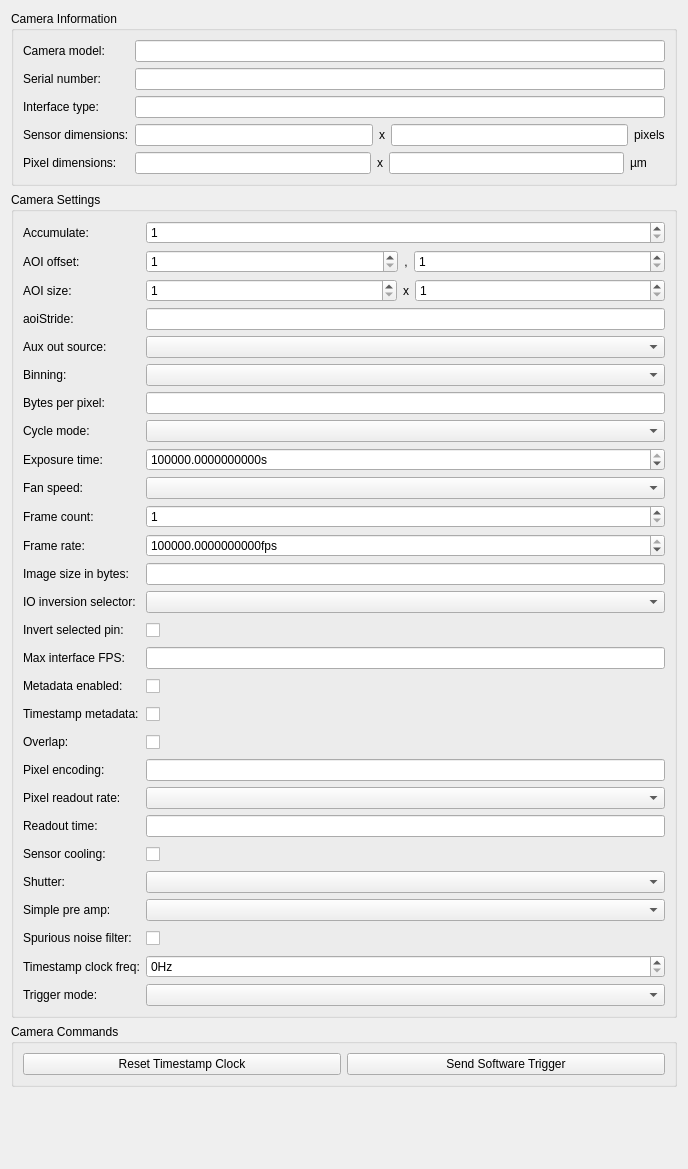
Before: the Qt Designer form acquisition/andor/direct_manip.ui in zachrahan/zplab, drawn with Qt 5.
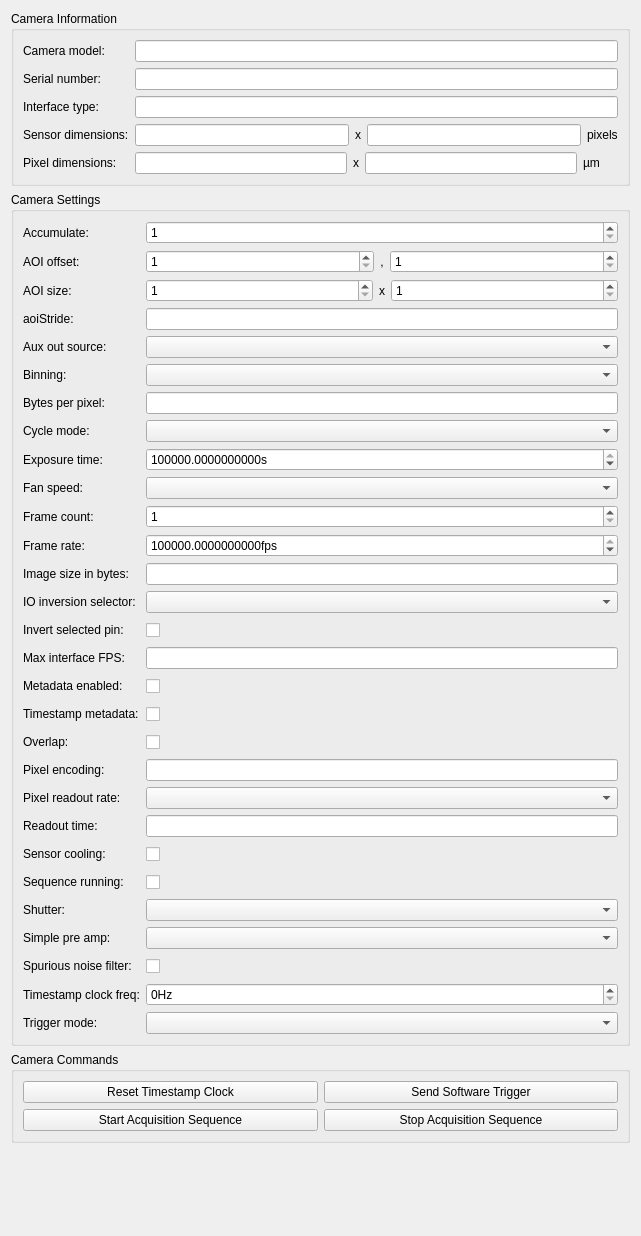
After: the same form once the commit is applied.

Commit message: Implement real time streaming. Add start/stop acquisition sequence buttons. Add root direct manip interface.

What changed in the file:
```diff
--- a/acquisition/andor/direct_manip.ui
+++ b/acquisition/andor/direct_manip.ui
@@ -6,8 +6,8 @@
    <rect>
     <x>0</x>
     <y>0</y>
-    <width>688</width>
-    <height>1169</height>
+    <width>641</width>
+    <height>1236</height>
    </rect>
   </property>
   <property name="windowTitle">
@@ -673,7 +673,7 @@
         </property>
        </widget>
       </item>
-      <item row="23" column="0">
+      <item row="24" column="0">
        <widget class="QLabel" name="shutterLabel">
         <property name="text">
          <string>Shutter:</string>
@@ -683,10 +683,10 @@
         </property>
        </widget>
       </item>
-      <item row="23" column="1">
+      <item row="24" column="1">
        <widget class="QComboBox" name="shutterCombo"/>
       </item>
-      <item row="24" column="0">
+      <item row="25" column="0">
        <widget class="QLabel" name="simplePreAmpLabel">
         <property name="text">
          <string>Simple pre amp:</string>
@@ -696,10 +696,10 @@
         </property>
        </widget>
       </item>
-      <item row="24" column="1">
+      <item row="25" column="1">
        <widget class="QComboBox" name="simplePreAmpCombo"/>
       </item>
-      <item row="25" column="0">
+      <item row="26" column="0">
        <widget class="QLabel" name="spuriousNoiseFilterLabel">
         <property name="text">
          <string>Spurious noise filter:</string>
@@ -709,7 +709,7 @@
         </property>
        </widget>
       </item>
-      <item row="25" column="1">
+      <item row="26" column="1">
        <widget class="QCheckBox" name="spuriousNoiseFilterCheckBox">
         <property name="minimumSize">
          <size>
@@ -722,7 +722,7 @@
         </property>
        </widget>
       </item>
-      <item row="26" column="0">
+      <item row="27" column="0">
        <widget class="QLabel" name="timestampClockFrequencyLabel">
         <property name="text">
          <string>Timestamp clock freq:</string>
@@ -732,7 +732,7 @@
         </property>
        </widget>
       </item>
-      <item row="26" column="1">
+      <item row="27" column="1">
        <widget class="QSpinBox" name="timestampClockFrequencySpinBox">
         <property name="suffix">
          <string>Hz</string>
@@ -742,7 +742,7 @@
         </property>
        </widget>
       </item>
-      <item row="27" column="0">
+      <item row="28" column="0">
        <widget class="QLabel" name="triggerModeLabel">
         <property name="text">
          <string>Trigger mode:</string>
@@ -752,7 +752,7 @@
         </property>
        </widget>
       </item>
-      <item row="27" column="1">
+      <item row="28" column="1">
        <widget class="QComboBox" name="triggerModeCombo"/>
       </item>
       <item row="20" column="0">
@@ -768,6 +768,29 @@
       <item row="20" column="1">
        <widget class="QComboBox" name="pixelReadoutRateCombo"/>
       </item>
+      <item row="23" column="0">
+       <widget class="QLabel" name="acquisitionSequenceInProgressLabel">
+        <property name="text">
+         <string>Sequence running:</string>
+        </property>
+       </widget>
+      </item>
+      <item row="23" column="1">
+       <widget class="QCheckBox" name="acquisitionSequenceInProgressCheckBox">
+        <property name="minimumSize">
+         <size>
+          <width>0</width>
+          <height>22</height>
+         </size>
+        </property>
+        <property name="text">
+         <string/>
+        </property>
+        <property name="checkable">
+         <bool>false</bool>
+        </property>
+       </widget>
+      </item>
      </layout>
     </widget>
    </item>
@@ -797,6 +820,26 @@
         </property>
        </widget>
       </item>
+      <item row="1" column="0">
+       <widget class="QPushButton" name="startAcquisitionSequenceButton">
+        <property name="text">
+         <string>Start Acquisition Sequence</string>
+        </property>
+        <property name="autoDefault">
+         <bool>false</bool>
+        </property>
+       </widget>
+      </item>
+      <item row="1" column="1">
+       <widget class="QPushButton" name="stopAcquisitionSequenceButton">
+        <property name="text">
+         <string>Stop Acquisition Sequence</string>
+        </property>
+        <property name="autoDefault">
+         <bool>false</bool>
+        </property>
+       </widget>
+      </item>
      </layout>
     </widget>
    </item>
```
The commit also changes 6 other files.
